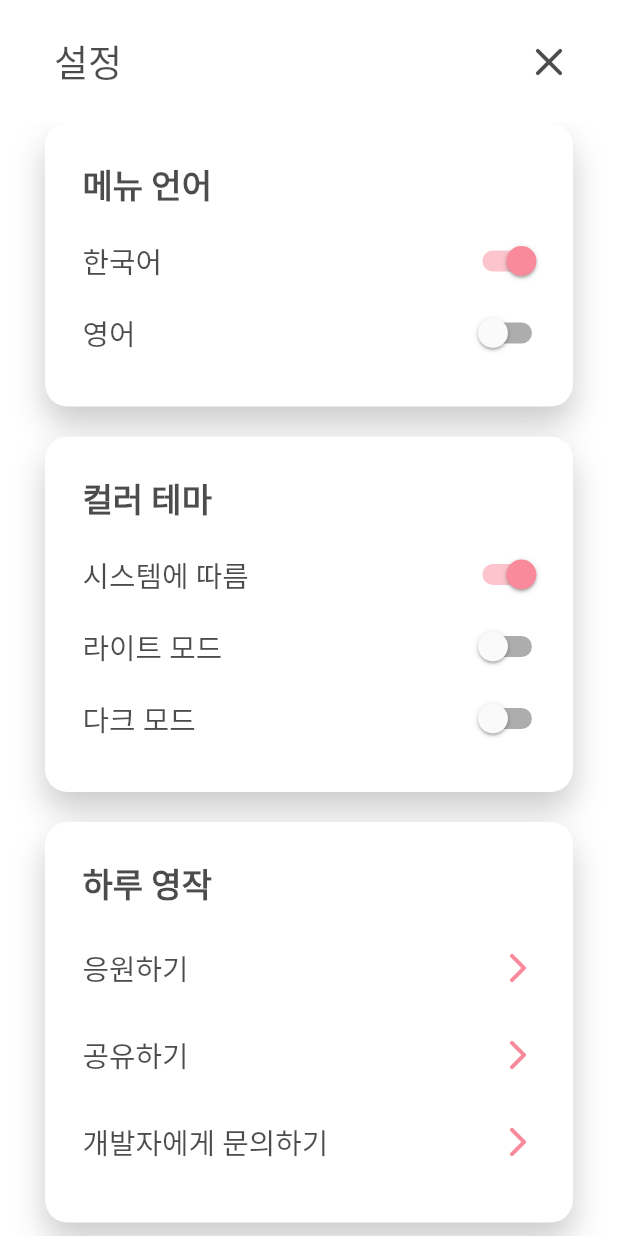
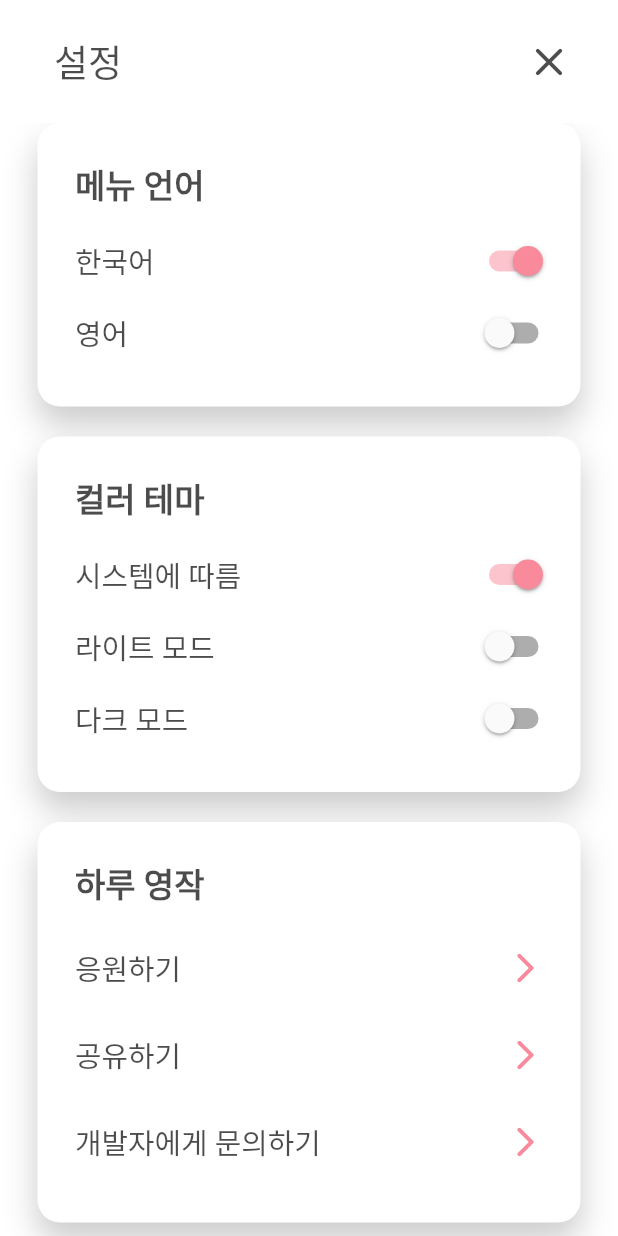
Before and after one commit to tan60/lingonote, a Flutter app: the SettingScreen screen opened directly, on a phone screen of 412 x 824 dp. Run offline on Flutter 3.47's test engine with Material 2 defaults, Android fonts, the light colour scheme and no system bars; our stand-ins replace shared_preferences, sizer, sqflite; accounts and stored records are empty; Roboto replaces fonts that are missing (Pretendard).

Commit message:
설정 디자인 조정

```diff
--- a/lib/presenters/screen/setting_screen.dart
+++ b/lib/presenters/screen/setting_screen.dart
@@ -145,7 +145,7 @@ class _SettingScreenState extends State<SettingScreen>
       ),
       body: SingleChildScrollView(
         child: Container(
-          padding: const EdgeInsets.symmetric(horizontal: 30),
+          padding: const EdgeInsets.symmetric(horizontal: 25),
           child: Column(
             children: [
               _buildLanguageSetting(context),
```
